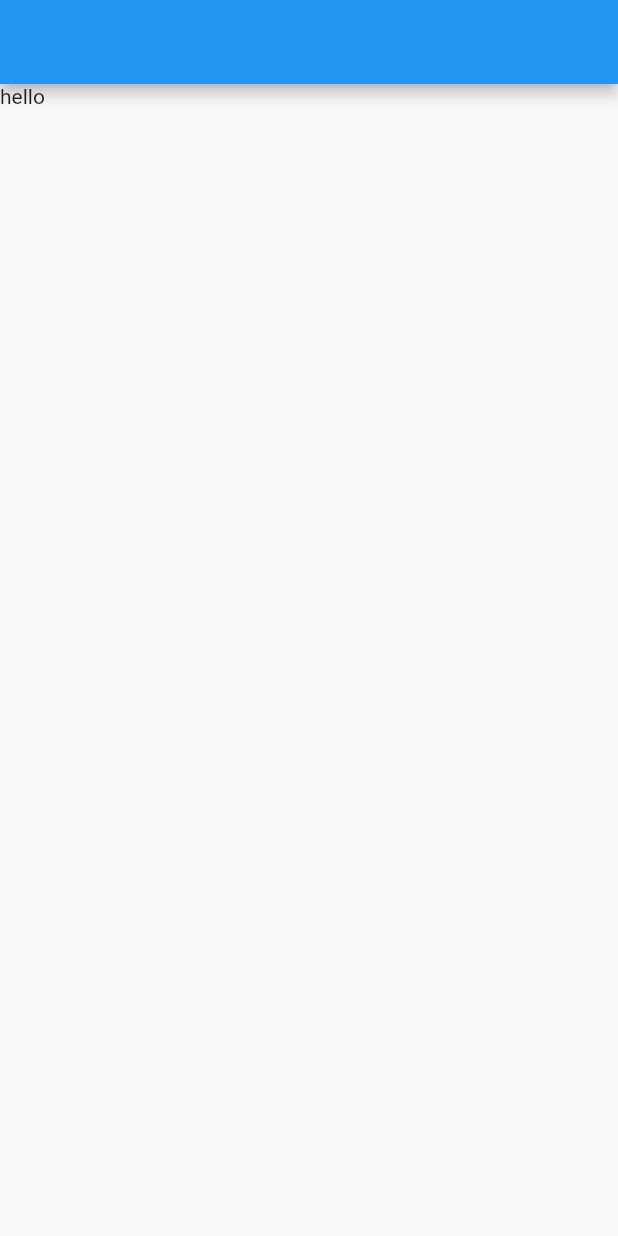
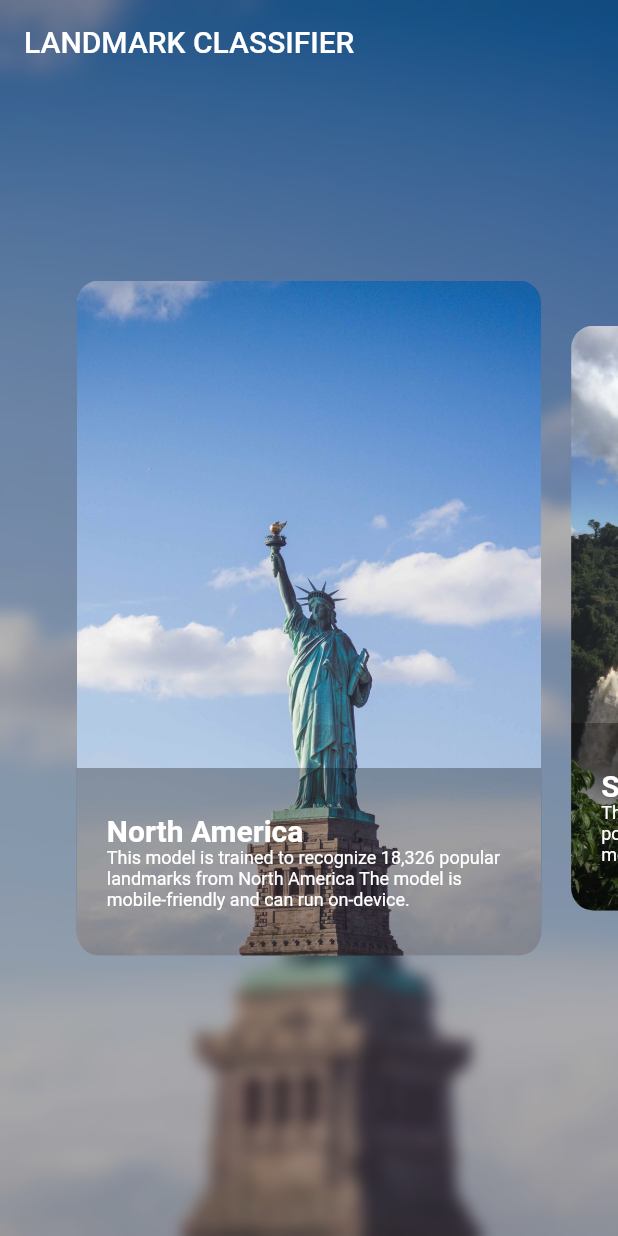
Before and after one commit to puzzleleaf/flutter_tflite_landmark_classifier, a Flutter app: the HomePage screen opened directly, on a phone screen of 412 x 824 dp. Run offline on Flutter 3.47's test engine with Material 2 defaults, Android fonts, the phone set to English and light mode, and no system bars.

```diff
--- /dev/null
+++ b/lib/constants/data.dart
@@ -0,0 +1,32 @@
+const items = [
+  {
+    'title': 'North America',
+    'text': 'This model is trained to recognize 18,326 popular landmarks from North America The model is mobile-friendly and can run on-device.',
+    'image': 'assets/images/ferdinand-stohr-PeFk7fzxTdk-unsplash.jpg',
+  },
+  {
+    'title': 'South America',
+    'text': 'This model is trained to recognize more than 4411 popular landmarks from South America. The model is mobile-friendly and can run on-device.',
+    'image': 'assets/images/romain-terpreau-vRWFc1SBO4o-unsplash.jpg',
+  },
+  {
+    'title': 'Asia',
+    'text': 'This model is trained to recognize more than 17,771 popular landmarks from Asia. The model is mobile-friendly and can run on-device.',
+    'image': 'assets/images/chan-hyuk-moon-ULUNsi4L21Q-unsplash.jpg',
+  },
+  {
+    'title': 'Europe',
+    'text': 'This model is trained to recognize more than 45,236 popular landmarks from Europe. The model is mobile-friendly and can run on-device.',
+    'image': 'assets/images/anthony-delanoix-Q0-fOL2nqZc-unsplash.jpg',
+  },
+  {
+    'title': 'Africa',
+    'text': 'This model is trained to recognize 2779 popular landmarks from Africa. The model is mobile-friendly and can run on-device.',
+    'image': 'assets/images/adrian-dascal-FXXuJ9S-KkQ-unsplash.jpg',
+  },
+  {
+    'title': 'Oceania And Antarctica',
+    'text': 'This model is trained to recognize more than 3678 popular landmarks from Oceania and Antarctica. The model is mobile-friendly and can run on-device.',
+    'image': 'assets/images/photoholgic-1GFUOji-yck-unsplash.jpg',
+  },
+];
--- a/lib/main.dart
+++ b/lib/main.dart
@@ -11,7 +11,13 @@ class MyApp extends StatelessWidget {
   Widget build(BuildContext context) {
     return MaterialApp(
       title: 'Landmark Classifier',
-      home: SplashPage(),
+      theme: ThemeData(
+        appBarTheme: AppBarTheme(
+          elevation: 0.0,
+          color: Colors.transparent,
+        )
+      ),
+      home: HomePage(),
     );
   }
 }
--- a/lib/pages/home_page.dart
+++ b/lib/pages/home_page.dart
@@ -1,11 +1,117 @@
+import 'dart:ui';
 import 'package:flutter/material.dart';
+import 'package:landmark_classifier/constants/data.dart';
 
-class HomePage extends StatelessWidget {
+class HomePage extends StatefulWidget {
+  @override
+  _HomePageState createState() => _HomePageState();
+}
+
+class _HomePageState extends State<HomePage> {
+  PageController _pageController;
+  double _currentPageValue = 0.0;
+
+  @override
+  void initState() {
+    super.initState();
+    _pageController = PageController(viewportFraction: 0.8)
+      ..addListener(() {
+        setState(() {
+          _currentPageValue = _pageController.page;
+        });
+      });
+  }
+
   @override
   Widget build(BuildContext context) {
     return Scaffold(
-      appBar: AppBar(),
-      body: Text('hello'),
+      extendBodyBehindAppBar: true,
+      appBar: AppBar(
+        title: Text('LANDMARK CLASSIFIER'),
+      ),
+      body: Stack(
+        children: [
+          Container(
+            decoration: BoxDecoration(
+              image: DecorationImage(
+                image: AssetImage(items[_currentPageValue.round()]['image']),
+                fit: BoxFit.cover,
+              ),
+            ),
+            child: BackdropFilter(
+              filter: ImageFilter.blur(sigmaX: 5, sigmaY: 5),
+              child: Container(
+                color: Colors.black.withOpacity(0.25),
+              ),
+            ),
+          ),
+          Center(
+            child: Container(
+              height: 450,
+              child: PageView.builder(
+                controller: _pageController,
+                itemCount: items.length,
+                itemBuilder: (context, index) {
+                  // 0.0 ~ 1.0
+                  var scale = (1 - (_currentPageValue - index).abs());
+
+                  return Container(
+                    decoration: BoxDecoration(
+                      borderRadius: BorderRadius.circular(15),
+                      image: DecorationImage(
+                        image: AssetImage(items[index]['image']),
+                        fit: BoxFit.cover,
+                      ),
+                    ),
+                    margin: EdgeInsets.symmetric(
+                      horizontal: 10,
+                      vertical: 30 - 30 * scale,
+                    ),
+                    child: Column(
+                      mainAxisAlignment: MainAxisAlignment.end,
+                      children: [
+                        Container(
+                          padding: const EdgeInsets.symmetric(
+                            horizontal: 20,
+                            vertical: 30,
+                          ),
+                          decoration: BoxDecoration(
+                            color: Colors.black.withOpacity(0.3),
+                            borderRadius: BorderRadius.only(
+                              bottomLeft: Radius.circular(15),
+                              bottomRight: Radius.circular(15),
+                            ),
+                          ),
+                          child: Column(
+                            crossAxisAlignment: CrossAxisAlignment.start,
+                            children: [
+                              Text(
+                                items[index]['title'],
+                                style: TextStyle(
+                                  color: Colors.white,
+                                  fontSize: 20,
+                                  fontWeight: FontWeight.bold,
+                                ),
+                              ),
+                              Text(
+                                items[index]['text'],
+                                style: TextStyle(
+                                  color: Colors.white,
+                                  fontSize: 12,
+                                ),
+                              )
+                            ],
+                          ),
+                        ),
+                      ],
+                    ),
+                  );
+                },
+              ),
+            ),
+          ),
+        ],
+      ),
     );
   }
 }
--- a/lib/pages/splash_page.dart
+++ b/lib/pages/splash_page.dart
@@ -9,7 +9,7 @@ class SplashPage extends StatefulWidget {
 
 class _SplashPageState extends State<SplashPage> {
   startTime() async {
-    var _duration = new Duration(seconds: 4);
+    var _duration = new Duration(seconds: 1);
     return new Timer(_duration, navigationPage);
   }
 
@@ -26,7 +26,7 @@ class _SplashPageState extends State<SplashPage> {
   @override
   void initState() {
     super.initState();
-    // startTime();
+    startTime();
   }
 
   @override
@@ -58,7 +58,7 @@ class _SplashPageState extends State<SplashPage> {
               'LANDMARK\nCLASSIFIER',
               style: TextStyle(
                 color: Colors.white,
-                fontSize: 45,
+                fontSize: 30,
                 fontWeight: FontWeight.bold,
                 shadows: [
                   Shadow(
```
Also changed, not shown: assets/images/adrian-dascal-FXXuJ9S-KkQ-unsplash.jpg (added), assets/images/anthony-delanoix-Q0-fOL2nqZc-unsplash.jpg (added), assets/images/chan-hyuk-moon-ULUNsi4L21Q-unsplash.jpg (added), assets/images/ferdinand-stohr-PeFk7fzxTdk-unsplash.jpg (added), assets/images/photoholgic-1GFUOji-yck-unsplash.jpg (added), assets/images/romain-terpreau-vRWFc1SBO4o-unsplash.jpg (added), assets/images/splash.jpg (deleted).
